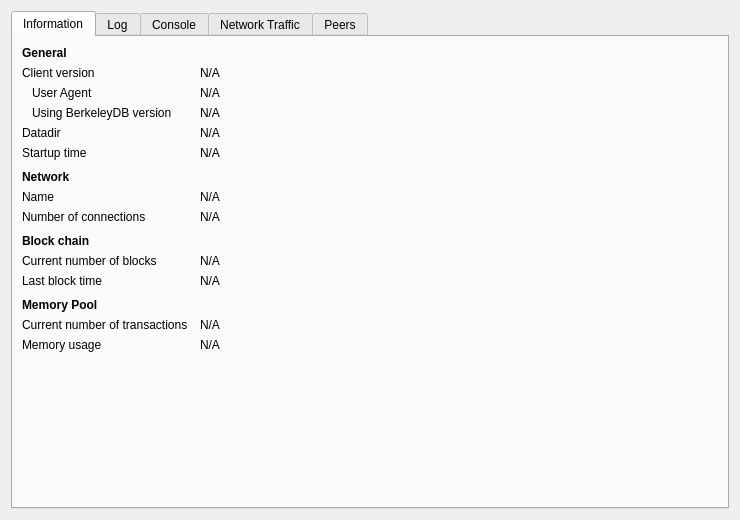
Before: the Qt Designer form src/qt/forms/debugwindow.ui in VadiqueMe/dogecoin, drawn with Qt 5.
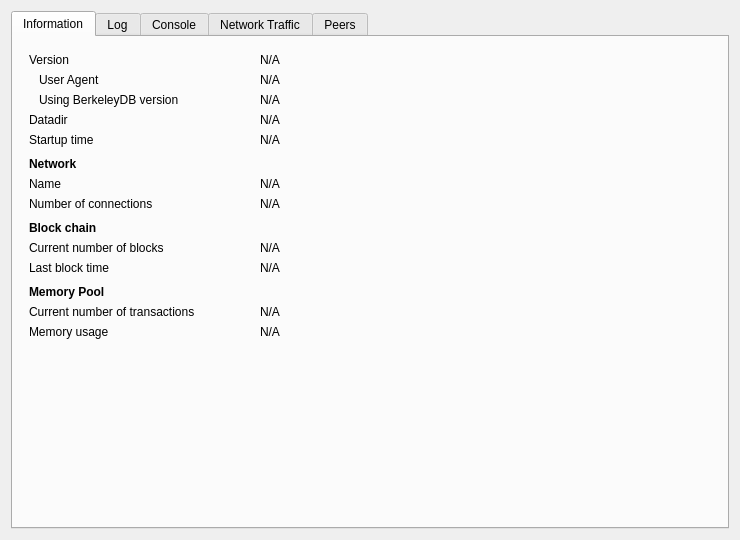
After: the same form once the commit is applied. Icons and pictures are not drawn. Custom widgets are drawn as their Qt base class.

The edit to the form file:
```diff
--- a/src/qt/forms/debugwindow.ui
+++ b/src/qt/forms/debugwindow.ui
@@ -7,7 +7,7 @@
     <x>0</x>
     <y>0</y>
     <width>740</width>
-    <height>520</height>
+    <height>540</height>
    </rect>
   </property>
   <property name="windowTitle">
@@ -23,32 +23,40 @@
       <attribute name="title">
        <string>Information</string>
       </attribute>
-      <layout class="QGridLayout" name="gridLayout1" columnstretch="0,1,0">
+      <layout class="QGridLayout" name="gridLayoutForInfoTab" columnstretch="0,0,0">
+       <property name="leftMargin">
+        <number>16</number>
+       </property>
+       <property name="topMargin">
+        <number>16</number>
+       </property>
+       <property name="rightMargin">
+        <number>16</number>
+       </property>
+       <property name="bottomMargin">
+        <number>16</number>
+       </property>
        <property name="horizontalSpacing">
         <number>12</number>
        </property>
-       <item row="0" column="0">
-        <widget class="QLabel" name="label_9">
-         <property name="font">
-          <font>
-           <weight>75</weight>
-           <bold>true</bold>
-          </font>
+       <item row="5" column="0">
+        <spacer name="vertical_space_1">
+         <property name="orientation">
+          <enum>Qt::Vertical</enum>
          </property>
-         <property name="text">
-          <string>General</string>
+         <property name="sizeType">
+          <enum>QSizePolicy::Fixed</enum>
          </property>
-        </widget>
-       </item>
-       <item row="1" column="0">
-        <widget class="QLabel" name="label_6">
-         <property name="text">
-          <string>Client version</string>
+         <property name="sizeHint" stdset="0">
+          <size>
+           <width>1</width>
+           <height>4</height>
+          </size>
          </property>
-        </widget>
+        </spacer>
        </item>
-       <item row="1" column="1" colspan="2">
-        <widget class="QLabel" name="clientVersion">
+       <item row="7" column="1" colspan="2">
+        <widget class="QLabel" name="networkName">
          <property name="cursor">
           <cursorShape>IBeamCursor</cursorShape>
          </property>
@@ -63,43 +71,7 @@
          </property>
         </widget>
        </item>
-       <item row="2" column="0">
-        <widget class="QLabel" name="labelClientUserAgent">
-         <property name="text">
-          <string>User Agent</string>
-         </property>
-         <property name="indent">
-          <number>10</number>
-         </property>
-        </widget>
-       </item>
        <item row="2" column="1" colspan="2">
-        <widget class="QLabel" name="clientUserAgent">
-         <property name="cursor">
-          <cursorShape>IBeamCursor</cursorShape>
-         </property>
-         <property name="text">
-          <string>N/A</string>
-         </property>
-         <property name="textFormat">
-          <enum>Qt::PlainText</enum>
-         </property>
-         <property name="textInteractionFlags">
-          <set>Qt::LinksAccessibleByMouse|Qt::TextSelectableByKeyboard|Qt::TextSelectableByMouse</set>
-         </property>
-        </widget>
-       </item>
-       <item row="3" column="0">
-        <widget class="QLabel" name="label_berkeleyDBVersion">
-         <property name="text">
-          <string>Using BerkeleyDB version</string>
-         </property>
-         <property name="indent">
-          <number>10</number>
-         </property>
-        </widget>
-       </item>
-       <item row="3" column="1" colspan="2">
         <widget class="QLabel" name="berkeleyDBVersion">
          <property name="cursor">
           <cursorShape>IBeamCursor</cursorShape>
@@ -115,40 +87,50 @@
          </property>
         </widget>
        </item>
-       <item row="4" column="0">
-        <widget class="QLabel" name="label_12">
+       <item row="9" column="0">
+        <spacer name="vertical_space_2">
+         <property name="orientation">
+          <enum>Qt::Vertical</enum>
+         </property>
+         <property name="sizeType">
+          <enum>QSizePolicy::Fixed</enum>
+         </property>
+         <property name="sizeHint" stdset="0">
+          <size>
+           <width>1</width>
+           <height>4</height>
+          </size>
+         </property>
+        </spacer>
+       </item>
+       <item row="17" column="0">
+        <spacer name="vertical_space_fill">
+         <property name="orientation">
+          <enum>Qt::Vertical</enum>
+         </property>
+         <property name="sizeHint" stdset="0">
+          <size>
+           <width>1</width>
+           <height>40</height>
+          </size>
+         </property>
+        </spacer>
+       </item>
+       <item row="16" column="0">
+        <widget class="QLabel" name="labelMemoryUsage">
          <property name="text">
-          <string>Datadir</string>
+          <string>Memory usage</string>
+         </property>
+        </widget>
+       </item>
+       <item row="0" column="0">
+        <widget class="QLabel" name="versionLabel">
+         <property name="text">
+          <string>Version</string>
          </property>
         </widget>
        </item>
        <item row="4" column="1" colspan="2">
-        <widget class="QLabel" name="dataDir">
-         <property name="cursor">
-          <cursorShape>IBeamCursor</cursorShape>
-         </property>
-         <property name="text">
-          <string>N/A</string>
-         </property>
-         <property name="textFormat">
-          <enum>Qt::PlainText</enum>
-         </property>
-         <property name="wordWrap">
-          <bool>true</bool>
-         </property>
-         <property name="textInteractionFlags">
-          <set>Qt::LinksAccessibleByMouse|Qt::TextSelectableByKeyboard|Qt::TextSelectableByMouse</set>
-         </property>
-        </widget>
-       </item>
-       <item row="5" column="0">
-        <widget class="QLabel" name="label_13">
-         <property name="text">
-          <string>Startup time</string>
-         </property>
-        </widget>
-       </item>
-       <item row="5" column="1" colspan="2">
         <widget class="QLabel" name="startupTime">
          <property name="cursor">
           <cursorShape>IBeamCursor</cursorShape>
@@ -164,8 +146,31 @@
          </property>
         </widget>
        </item>
-       <item row="6" column="0">
-        <spacer name="vertical_space_1">
+       <item row="10" column="0">
+        <widget class="QLabel" name="blockChainLabel">
+         <property name="font">
+          <font>
+           <weight>75</weight>
+           <bold>true</bold>
+          </font>
+         </property>
+         <property name="text">
+          <string>Block chain</string>
+         </property>
+        </widget>
+       </item>
+       <item row="1" column="0">
+        <widget class="QLabel" name="labelClientUserAgent">
+         <property name="text">
+          <string>User Agent</string>
+         </property>
+         <property name="indent">
+          <number>10</number>
+         </property>
+        </widget>
+       </item>
+       <item row="13" column="0">
+        <spacer name="vertical_space_3">
          <property name="orientation">
           <enum>Qt::Vertical</enum>
          </property>
@@ -180,50 +185,7 @@
          </property>
         </spacer>
        </item>
-       <item row="7" column="0">
-           <widget class="QLabel" name="labelNetwork">
-               <property name="font">
-                   <font>
-                       <weight>75</weight>
-                       <bold>true</bold>
-                   </font>
-               </property>
-               <property name="text">
-                   <string>Network</string>
-               </property>
-           </widget>
-       </item>
-       <item row="8" column="0">
-        <widget class="QLabel" name="label_8">
-         <property name="text">
-          <string>Name</string>
-         </property>
-        </widget>
-       </item>
        <item row="8" column="1" colspan="2">
-        <widget class="QLabel" name="networkName">
-         <property name="cursor">
-          <cursorShape>IBeamCursor</cursorShape>
-         </property>
-         <property name="text">
-          <string>N/A</string>
-         </property>
-         <property name="textFormat">
-          <enum>Qt::PlainText</enum>
-         </property>
-         <property name="textInteractionFlags">
-          <set>Qt::LinksAccessibleByMouse|Qt::TextSelectableByKeyboard|Qt::TextSelectableByMouse</set>
-         </property>
-        </widget>
-       </item>
-       <item row="9" column="0">
-        <widget class="QLabel" name="label_7">
-         <property name="text">
-          <string>Number of connections</string>
-         </property>
-        </widget>
-       </item>
-       <item row="9" column="1" colspan="2">
         <widget class="QLabel" name="numberOfConnections">
          <property name="cursor">
           <cursorShape>IBeamCursor</cursorShape>
@@ -239,98 +201,14 @@
          </property>
         </widget>
        </item>
-       <item row="10" column="0">
-        <spacer name="vertical_space_2">
-         <property name="orientation">
-          <enum>Qt::Vertical</enum>
-         </property>
-         <property name="sizeType">
-          <enum>QSizePolicy::Fixed</enum>
-         </property>
-         <property name="sizeHint" stdset="0">
-          <size>
-           <width>1</width>
-           <height>4</height>
-          </size>
-         </property>
-        </spacer>
-       </item>
-       <item row="11" column="0">
-        <widget class="QLabel" name="label_10">
-         <property name="font">
-          <font>
-           <weight>75</weight>
-           <bold>true</bold>
-          </font>
-         </property>
-         <property name="text">
-          <string>Block chain</string>
-         </property>
-        </widget>
-       </item>
        <item row="12" column="0">
-        <widget class="QLabel" name="label_3">
-         <property name="text">
-          <string>Current number of blocks</string>
-         </property>
-        </widget>
-       </item>
-       <item row="12" column="1" colspan="2">
-        <widget class="QLabel" name="numberOfBlocks">
-         <property name="cursor">
-          <cursorShape>IBeamCursor</cursorShape>
-         </property>
-         <property name="text">
-          <string>N/A</string>
-         </property>
-         <property name="textFormat">
-          <enum>Qt::PlainText</enum>
-         </property>
-         <property name="textInteractionFlags">
-          <set>Qt::LinksAccessibleByMouse|Qt::TextSelectableByKeyboard|Qt::TextSelectableByMouse</set>
-         </property>
-        </widget>
-       </item>
-       <item row="13" column="0">
         <widget class="QLabel" name="labelTipBlockTime">
          <property name="text">
           <string>Last block time</string>
          </property>
         </widget>
        </item>
-       <item row="13" column="1" colspan="2">
-        <widget class="QLabel" name="tipBlockTime">
-         <property name="cursor">
-          <cursorShape>IBeamCursor</cursorShape>
-         </property>
-         <property name="text">
-          <string>N/A</string>
-         </property>
-         <property name="textFormat">
-          <enum>Qt::PlainText</enum>
-         </property>
-         <property name="textInteractionFlags">
-          <set>Qt::LinksAccessibleByMouse|Qt::TextSelectableByKeyboard|Qt::TextSelectableByMouse</set>
-         </property>
-        </widget>
-       </item>
        <item row="14" column="0">
-        <spacer name="vertical_space_3">
-         <property name="orientation">
-          <enum>Qt::Vertical</enum>
-         </property>
-         <property name="sizeType">
-          <enum>QSizePolicy::Fixed</enum>
-         </property>
-         <property name="sizeHint" stdset="0">
-          <size>
-           <width>1</width>
-           <height>4</height>
-          </size>
-         </property>
-        </spacer>
-       </item>
-       <item row="15" column="0">
         <widget class="QLabel" name="labelMempoolTitle">
          <property name="font">
           <font>
@@ -343,14 +221,43 @@
          </property>
         </widget>
        </item>
-       <item row="16" column="0">
+       <item row="6" column="0">
+        <widget class="QLabel" name="labelNetwork">
+         <property name="font">
+          <font>
+           <weight>75</weight>
+           <bold>true</bold>
+          </font>
+         </property>
+         <property name="text">
+          <string>Network</string>
+         </property>
+        </widget>
+       </item>
+       <item row="1" column="1" colspan="2">
+        <widget class="QLabel" name="clientUserAgent">
+         <property name="cursor">
+          <cursorShape>IBeamCursor</cursorShape>
+         </property>
+         <property name="text">
+          <string>N/A</string>
+         </property>
+         <property name="textFormat">
+          <enum>Qt::PlainText</enum>
+         </property>
+         <property name="textInteractionFlags">
+          <set>Qt::LinksAccessibleByMouse|Qt::TextSelectableByKeyboard|Qt::TextSelectableByMouse</set>
+         </property>
+        </widget>
+       </item>
+       <item row="15" column="0">
         <widget class="QLabel" name="labelNumberOfTransactions">
          <property name="text">
           <string>Current number of transactions</string>
          </property>
         </widget>
        </item>
-       <item row="16" column="1">
+       <item row="15" column="1">
         <widget class="QLabel" name="mempoolNumberTxs">
          <property name="cursor">
           <cursorShape>IBeamCursor</cursorShape>
@@ -366,14 +273,86 @@
          </property>
         </widget>
        </item>
-       <item row="17" column="0">
-        <widget class="QLabel" name="labelMemoryUsage">
+       <item row="4" column="0">
+        <widget class="QLabel" name="startupTimeLabel">
          <property name="text">
-          <string>Memory usage</string>
+          <string>Startup time</string>
          </property>
         </widget>
        </item>
-       <item row="17" column="1">
+       <item row="7" column="0">
+        <widget class="QLabel" name="nameOfNetworkLabel">
+         <property name="text">
+          <string>Name</string>
+         </property>
+        </widget>
+       </item>
+       <item row="8" column="0">
+        <widget class="QLabel" name="numberOfConnectionsLabel">
+         <property name="text">
+          <string>Number of connections</string>
+         </property>
+        </widget>
+       </item>
+       <item row="0" column="1" colspan="2">
+        <widget class="QLabel" name="clientVersion">
+         <property name="cursor">
+          <cursorShape>IBeamCursor</cursorShape>
+         </property>
+         <property name="text">
+          <string>N/A</string>
+         </property>
+         <property name="textFormat">
+          <enum>Qt::PlainText</enum>
+         </property>
+         <property name="textInteractionFlags">
+          <set>Qt::LinksAccessibleByMouse|Qt::TextSelectableByKeyboard|Qt::TextSelectableByMouse</set>
+         </property>
+        </widget>
+       </item>
+       <item row="3" column="1" colspan="2">
+        <widget class="QLabel" name="dataDir">
+         <property name="cursor">
+          <cursorShape>IBeamCursor</cursorShape>
+         </property>
+         <property name="text">
+          <string>N/A</string>
+         </property>
+         <property name="textFormat">
+          <enum>Qt::PlainText</enum>
+         </property>
+         <property name="wordWrap">
+          <bool>true</bool>
+         </property>
+         <property name="textInteractionFlags">
+          <set>Qt::LinksAccessibleByMouse|Qt::TextSelectableByKeyboard|Qt::TextSelectableByMouse</set>
+         </property>
+        </widget>
+       </item>
+       <item row="11" column="0">
+        <widget class="QLabel" name="numberOfBlocksLabel">
+         <property name="text">
+          <string>Current number of blocks</string>
+         </property>
+        </widget>
+       </item>
+       <item row="11" column="1" colspan="2">
+        <widget class="QLabel" name="numberOfBlocks">
+         <property name="cursor">
+          <cursorShape>IBeamCursor</cursorShape>
+         </property>
+         <property name="text">
+          <string>N/A</string>
+         </property>
+         <property name="textFormat">
+          <enum>Qt::PlainText</enum>
+         </property>
+         <property name="textInteractionFlags">
+          <set>Qt::LinksAccessibleByMouse|Qt::TextSelectableByKeyboard|Qt::TextSelectableByMouse</set>
+         </property>
+        </widget>
+       </item>
+       <item row="16" column="1">
         <widget class="QLabel" name="mempoolSize">
          <property name="cursor">
           <cursorShape>IBeamCursor</cursorShape>
@@ -389,18 +368,38 @@
          </property>
         </widget>
        </item>
-       <item row="18" column="0">
-        <spacer name="vertical_space_fill">
-         <property name="orientation">
-          <enum>Qt::Vertical</enum>
+       <item row="2" column="0">
+        <widget class="QLabel" name="label_berkeleyDBVersion">
+         <property name="text">
+          <string>Using BerkeleyDB version</string>
          </property>
-         <property name="sizeHint" stdset="0">
-          <size>
-           <width>1</width>
-           <height>40</height>
-          </size>
+         <property name="indent">
+          <number>10</number>
          </property>
-        </spacer>
+        </widget>
+       </item>
+       <item row="12" column="1" colspan="2">
+        <widget class="QLabel" name="tipBlockTime">
+         <property name="cursor">
+          <cursorShape>IBeamCursor</cursorShape>
+         </property>
+         <property name="text">
+          <string>N/A</string>
+         </property>
+         <property name="textFormat">
+          <enum>Qt::PlainText</enum>
+         </property>
+         <property name="textInteractionFlags">
+          <set>Qt::LinksAccessibleByMouse|Qt::TextSelectableByKeyboard|Qt::TextSelectableByMouse</set>
+         </property>
+        </widget>
+       </item>
+       <item row="3" column="0">
+        <widget class="QLabel" name="datadirLabel">
+         <property name="text">
+          <string>Datadir</string>
+         </property>
+        </widget>
        </item>
       </layout>
      </widget>
```
Left out of the diff: 136 changed lines with no effect on the pictures. Lines whose indentation alone changed are shown as unchanged.
